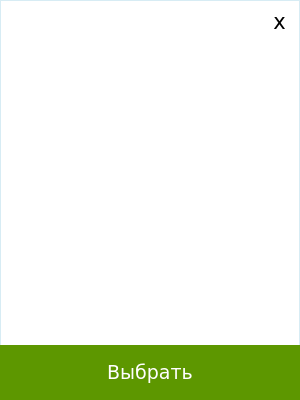
Above: selectLists.ui from TarkvinAktus/python-standalone-vk-msg-sender- before the change. Below: the same form after it.
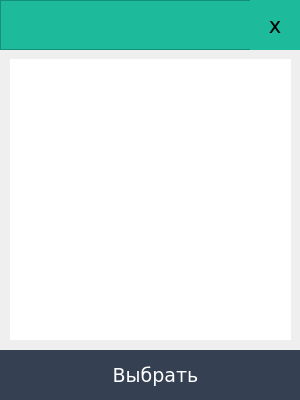
That is the form after the change.

Patch:
```diff
--- a/selectLists.ui
+++ b/selectLists.ui
@@ -48,8 +48,8 @@
   <property name="styleSheet">
    <string notr="true">QWidget
 {
-	background-color:white;
-	border: 1px solid #d7ecf4;
+	background-color:#ebeef
+
 }</string>
   </property>
   <property name="sizeGripEnabled">
@@ -62,9 +62,9 @@
    <property name="geometry">
     <rect>
      <x>0</x>
-     <y>345</y>
-     <width>300</width>
-     <height>55</height>
+     <y>350</y>
+     <width>301</width>
+     <height>50</height>
     </rect>
    </property>
    <property name="palette">
@@ -82,9 +82,9 @@
       <colorrole role="Button">
        <brush brushstyle="SolidPattern">
         <color alpha="255">
-         <red>93</red>
-         <green>151</green>
-         <blue>0</blue>
+         <red>53</red>
+         <green>64</green>
+         <blue>82</blue>
         </color>
        </brush>
       </colorrole>
@@ -118,18 +118,18 @@
       <colorrole role="Base">
        <brush brushstyle="SolidPattern">
         <color alpha="255">
-         <red>93</red>
-         <green>151</green>
-         <blue>0</blue>
+         <red>53</red>
+         <green>64</green>
+         <blue>82</blue>
         </color>
        </brush>
       </colorrole>
       <colorrole role="Window">
        <brush brushstyle="SolidPattern">
         <color alpha="255">
-         <red>93</red>
-         <green>151</green>
-         <blue>0</blue>
+         <red>53</red>
+         <green>64</green>
+         <blue>82</blue>
         </color>
        </brush>
       </colorrole>
@@ -147,9 +147,9 @@
       <colorrole role="Button">
        <brush brushstyle="SolidPattern">
         <color alpha="255">
-         <red>93</red>
-         <green>151</green>
-         <blue>0</blue>
+         <red>53</red>
+         <green>64</green>
+         <blue>82</blue>
         </color>
        </brush>
       </colorrole>
@@ -183,18 +183,18 @@
       <colorrole role="Base">
        <brush brushstyle="SolidPattern">
         <color alpha="255">
-         <red>93</red>
-         <green>151</green>
-         <blue>0</blue>
+         <red>53</red>
+         <green>64</green>
+         <blue>82</blue>
         </color>
        </brush>
       </colorrole>
       <colorrole role="Window">
        <brush brushstyle="SolidPattern">
         <color alpha="255">
-         <red>93</red>
-         <green>151</green>
-         <blue>0</blue>
+         <red>53</red>
+         <green>64</green>
+         <blue>82</blue>
         </color>
        </brush>
       </colorrole>
@@ -212,9 +212,9 @@
       <colorrole role="Button">
        <brush brushstyle="SolidPattern">
         <color alpha="255">
-         <red>93</red>
-         <green>151</green>
-         <blue>0</blue>
+         <red>53</red>
+         <green>64</green>
+         <blue>82</blue>
         </color>
        </brush>
       </colorrole>
@@ -248,18 +248,18 @@
       <colorrole role="Base">
        <brush brushstyle="SolidPattern">
         <color alpha="255">
-         <red>93</red>
-         <green>151</green>
-         <blue>0</blue>
+         <red>53</red>
+         <green>64</green>
+         <blue>82</blue>
         </color>
        </brush>
       </colorrole>
       <colorrole role="Window">
        <brush brushstyle="SolidPattern">
         <color alpha="255">
-         <red>93</red>
-         <green>151</green>
-         <blue>0</blue>
+         <red>53</red>
+         <green>64</green>
+         <blue>82</blue>
         </color>
        </brush>
       </colorrole>
@@ -285,9 +285,10 @@
    </property>
    <property name="styleSheet">
     <string notr="true">QPushButton{
+	background-color: #354052;
 	color:white;
-	background-color:#5d9700;
 	border:none;
+	border-left: 10px solid #354052
 }
 QPushButton:hover{
 	background-color:#436d00;	
@@ -310,10 +311,10 @@
   <widget class="QListWidget" name="listWidget">
    <property name="geometry">
     <rect>
-     <x>39</x>
-     <y>1</y>
-     <width>221</width>
-     <height>344</height>
+     <x>10</x>
+     <y>59</y>
+     <width>281</width>
+     <height>281</height>
     </rect>
    </property>
    <property name="sizePolicy">
@@ -350,10 +351,10 @@
   <widget class="QPushButton" name="closeButton">
    <property name="geometry">
     <rect>
-     <x>260</x>
-     <y>1</y>
-     <width>39</width>
-     <height>40</height>
+     <x>250</x>
+     <y>0</y>
+     <width>50</width>
+     <height>50</height>
     </rect>
    </property>
    <property name="font">
@@ -373,7 +374,7 @@
    <property name="styleSheet">
     <string notr="true">QPushButton {	
 padding-bottom: 0.4em;
-background-color:white;
+background-color:#1dba9b;
 border:none;	
 }
 QPushButton:hover {
@@ -395,6 +396,31 @@
     <bool>false</bool>
    </property>
   </widget>
+  <widget class="QFrame" name="frame">
+   <property name="geometry">
+    <rect>
+     <x>0</x>
+     <y>0</y>
+     <width>300</width>
+     <height>50</height>
+    </rect>
+   </property>
+   <property name="styleSheet">
+    <string notr="true">QWidget{
+	background-color:#1dba9b;
+}</string>
+   </property>
+   <property name="frameShape">
+    <enum>QFrame::StyledPanel</enum>
+   </property>
+   <property name="frameShadow">
+    <enum>QFrame::Raised</enum>
+   </property>
+  </widget>
+  <zorder>pushButton</zorder>
+  <zorder>listWidget</zorder>
+  <zorder>frame</zorder>
+  <zorder>closeButton</zorder>
  </widget>
  <resources/>
  <connections/>
```
Left out of the diff: 3 changed lines with no effect on the pictures.
